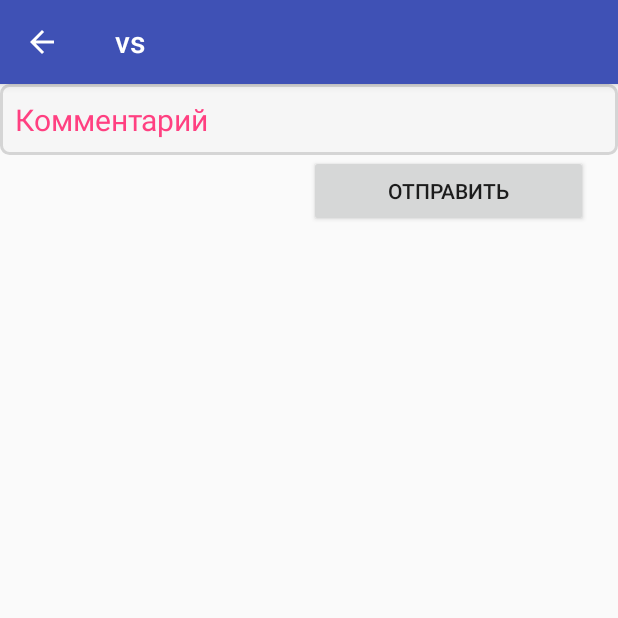
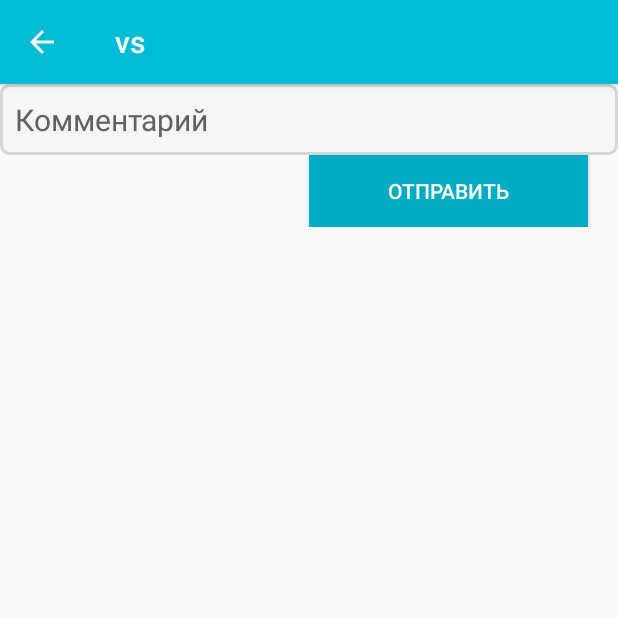
Before and after one commit to Dimagudilin/UPstyleru, an Android app: the CommentsActivity screen opened directly, with no data from a screen before it, on a phone screen of 412 x 824 dp, the top half of it. Run offline under Robolectric (Android 15) with nearby library versions, the light colour scheme and no system bars; 3 statements that could not run were skipped.

Commit message:
New icon, logolayout, changes with comment

```diff
--- a/app/src/main/AndroidManifest.xml
+++ b/app/src/main/AndroidManifest.xml
@@ -5,7 +5,7 @@
     <uses-permission android:name="android.permission.ACCESS_NETWORK_STATE"/>
     <application
         android:allowBackup="true"
-        android:icon="@mipmap/ic_launcher"
+        android:icon="@mipmap/ic_launcher2"
         android:label="@string/app_name"
         android:roundIcon="@mipmap/ic_launcher_round"
         android:supportsRtl="true"
--- a/app/src/main/java/com/example/dimag/upstyleru/Recyclercommends.java
+++ /dev/null
@@ -1,63 +0,0 @@
-package com.example.dimag.upstyleru.recyclerview;
-
-import android.content.Context;
-import android.support.v7.widget.RecyclerView;
-import android.util.Log;
-import android.view.LayoutInflater;
-import android.view.View;
-import android.view.ViewGroup;
-import android.widget.TextView;
-
-import com.example.dimag.upstyleru.R;
-import com.example.dimag.upstyleru.dto.Commentlist;
-
-import java.util.ArrayList;
-
-/**
- * Created by dimag on 06.08.2017.
- */
-
-public class Recyclercommends extends RecyclerView.Adapter<Recyclercommends.ViewHolder> {
-    private ArrayList<Commentlist> android;
-    public Context context;
-    public Recyclercommends(Context context, ArrayList<Commentlist> android) {
-        this.android = android;
-        this.context = context;
-    }
-
-
-
-
-    @Override
-    public Recyclercommends.ViewHolder onCreateViewHolder(ViewGroup viewGroup, int i) {
-        View view = LayoutInflater.from(viewGroup.getContext()).inflate(R.layout.card_comments, viewGroup, false);
-        Log.d("num","20.2");
-        return new ViewHolder(view);
-    }
-
-    @Override
-    public void onBindViewHolder(final Recyclercommends.ViewHolder viewHolder, final int i) {
-
-        viewHolder.author.setText(android.get(i).getSurname()+" "+android.get(i).getName());
-        viewHolder.comment.setText(android.get(i).getComment());
-    }
-
-    @Override
-    public int getItemCount() {
-        return android.size();
-    }
-
-    public class ViewHolder extends RecyclerView.ViewHolder{
-        private TextView author,comment;
-        public ViewHolder(View view) {
-            super(view);
-            Log.d("num","20.0");
-            author = (TextView)view.findViewById(R.id.author);
-            comment = (TextView)view.findViewById(R.id.comment);
-
-
-        }
-    }
-
-
-}
--- a/app/src/main/java/com/example/dimag/upstyleru/activity/CommentsActivity.java
+++ b/app/src/main/java/com/example/dimag/upstyleru/activity/CommentsActivity.java
@@ -62,8 +62,8 @@ public class CommentsActivity extends AppCompatActivity {
         SharedPreferences settings = getSharedPreferences("Settings", Context.MODE_PRIVATE);
         final String token = settings.getString("token", "0");
         final String id_game = settings.getString("id_game", "0");
-        String vs = settings.getString("player1tool1","")+" vs "+settings.getString("","");
-
+       // String vs = settings.getString("player1tool1","")+" vs "+settings.getString("","");
+        String vs = settings.getString("player1tool1","")+" vs "+settings.getString("player1tool2","");
 
         getSupportActionBar().setTitle(vs);
 
--- a/app/src/main/res/layout/activity_comments.xml
+++ b/app/src/main/res/layout/activity_comments.xml
@@ -39,6 +39,8 @@
         android:layout_width="match_parent"
         android:layout_weight="1"
         android:id="@+id/sendcom"
+        android:textColor="#FFFFFF"
+        android:background="#00ACC1"
         android:layout_marginRight="20dp"
         android:text="Отправить"/>
         </LinearLayout>
--- a/app/src/main/res/values/styles.xml
+++ b/app/src/main/res/values/styles.xml
@@ -3,9 +3,9 @@
     <!-- Base application theme. -->
     <style name="AppTheme" parent="Theme.AppCompat.Light.DarkActionBar">
         <!-- Customize your theme here. -->
-        <item name="colorPrimary">@color/colorPrimary</item>
-        <item name="colorPrimaryDark">@color/colorPrimaryDark</item>
-        <item name="colorAccent">@color/colorAccent</item>
+        <item name="colorPrimary">#00BCD4</item>
+        <item name="colorPrimaryDark">#00ACC1</item>
+        <item name="colorAccent">#000000</item>
     </style>
 
     <!--<style name="AppTheme.NoActionBar">-->
@@ -25,7 +25,7 @@
         <!--<item name="windowActionBar">false</item>-->
         <!--<item name="colorControlNormal">@color/colorControl</item>-->
         <item name="windowNoTitle">true</item>
-        <item name="android:textColorHint">@color/colorAccent</item>
+        <item name="android:textColorHint">#616161</item>
     </style>
     <style name="DrawerArrowToggle" parent="Widget.AppCompat.DrawerArrowToggle">
         <!-- Ваш цвет -->
```
Also changed, not shown: app/src/main/java/com/example/dimag/upstyleru/Recyclerallgames.java (deleted, +0 -83 lines), app/src/main/java/com/example/dimag/upstyleru/Recyclermygames.java (deleted, +0 -96 lines), app/src/main/res/layout/activity_login.xml (+46 -21 lines), app/src/main/ic_launcher2-web.png (added), app/src/main/res/mipmap-hdpi/ic_launcher2.png (added), app/src/main/res/mipmap-mdpi/ic_launcher2.png (added), app/src/main/res/mipmap-xhdpi/ic_launcher2.png (added), app/src/main/res/mipmap-xxhdpi/ic_launcher2.png (added), app/src/main/res/mipmap-xxxhdpi/ic_launcher2.png (added).
